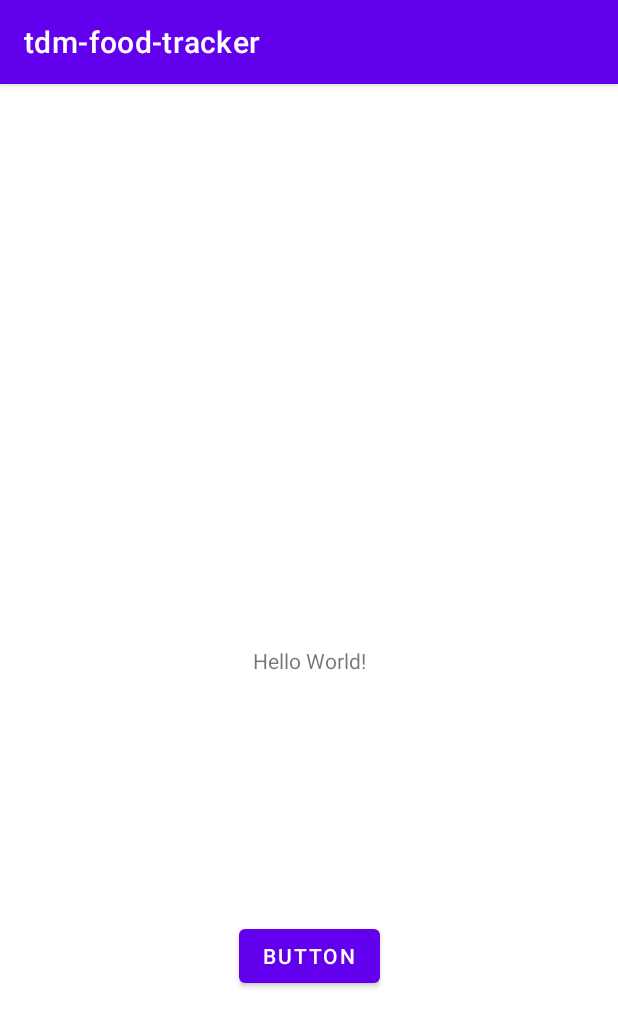
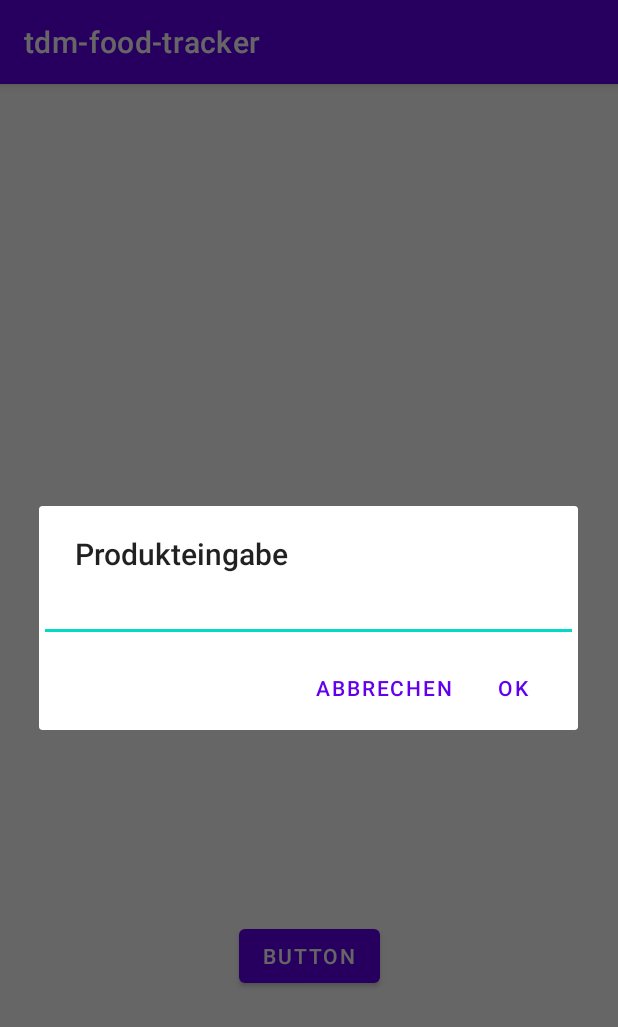
Before and after one commit to manuel-sch/tdm-food-tracker, an Android app: the screen it shows after launch (MainActivity), after a tap on "BUTTON", on a phone screen of 412 x 824 dp. Shown: the top 1027 px of the screen. Run offline under Robolectric (Android 15) with nearby library versions, the phone set to English and light mode, and no system bars; our stand-ins replace Volley.

Commit message:
[TDXM-144, F] finished alertDialog

```diff
--- a/tdm-food-tracker-project/app/src/main/java/com/example/tdm_food_tracker/MainActivity.java
+++ b/tdm-food-tracker-project/app/src/main/java/com/example/tdm_food_tracker/MainActivity.java
@@ -1,9 +1,15 @@
 package com.example.tdm_food_tracker;
 
+import androidx.appcompat.app.AlertDialog;
 import androidx.appcompat.app.AppCompatActivity;
 
+import android.content.DialogInterface;
 import android.os.Bundle;
+import android.text.InputType;
 import android.view.View;
+import android.widget.Button;
+import android.widget.EditText;
+import android.widget.Toast;
 
 import com.example.tdm_food_tracker.databinding.ActivityMainBinding;
 
@@ -21,6 +27,35 @@ public class MainActivity extends AppCompatActivity {
         setContentView(viewRoot);
         AppInfoConstants utilConstants = new AppInfoConstants(this);
         reqTester = new RequestTester(this);
+
+        Button testButton = findViewById(R.id.button);
+
+        testButton.setOnClickListener(new View.OnClickListener() {
+            @Override
+            public void onClick(View v) {
+                AlertDialog.Builder dialog = new AlertDialog.Builder(MainActivity.this);
+                dialog.setTitle("Produkteingabe");
+
+                final EditText userInput = new EditText(MainActivity.this);
+                userInput.setInputType(InputType.TYPE_CLASS_TEXT);
+                dialog.setView(userInput);
+
+                dialog.setPositiveButton("Ok", new DialogInterface.OnClickListener() {
+                    @Override
+                    public void onClick(DialogInterface dialogInterface, int i) {
+                        Toast.makeText(MainActivity.this,"Produkt erfolgreich gespeichert",Toast.LENGTH_LONG).show();
+                    }
+                });
+
+                dialog.setNegativeButton("Abbrechen", new DialogInterface.OnClickListener() {
+                    @Override
+                    public void onClick(DialogInterface dialogInterface, int which) {
+                        dialogInterface.cancel();
+                    }
+                });
+                dialog.show();
+            }
+        });
     }
 
     public void testQueue(View view) {
```
